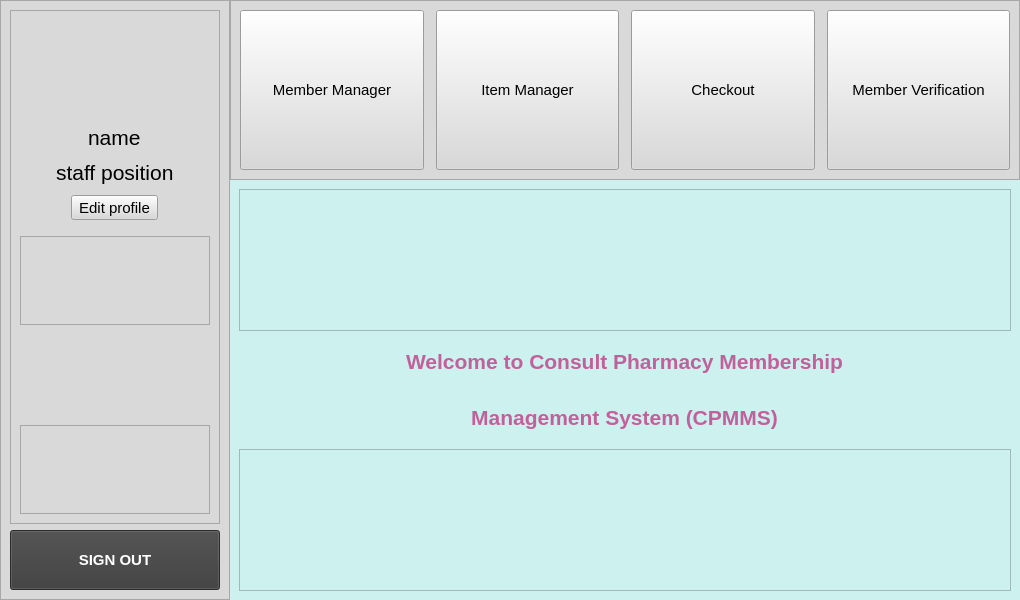
The window that CPMMS_software/ui/memberVerificationScreen.ui (yomatashi/CPMMS) describes before a commit, drawn with Qt 5.
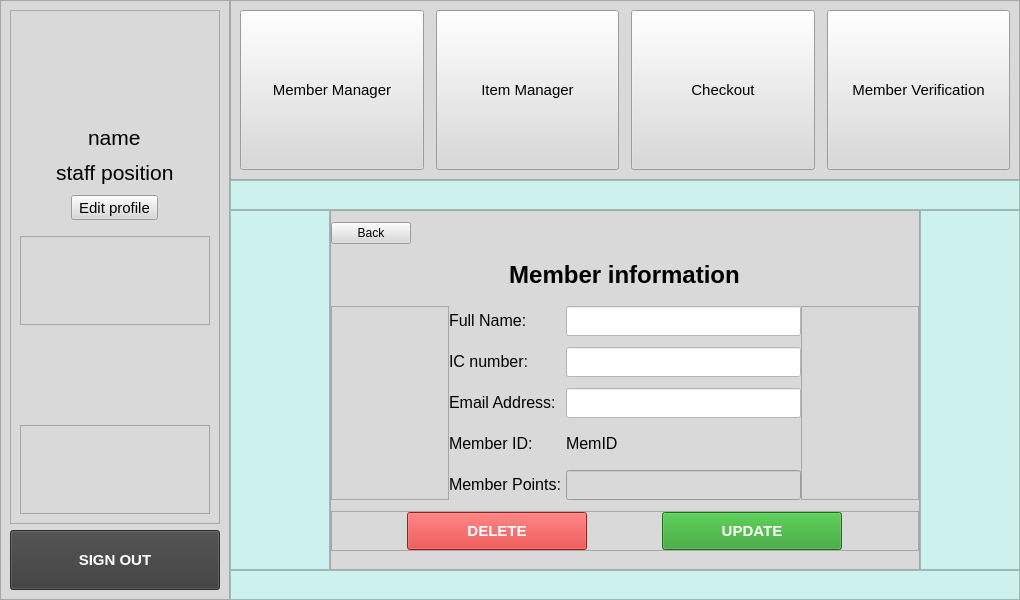
The same window after the commit. The open tabs and pages were chosen to show the change. Icons and pictures are not drawn.

Commit message: register member CRUD

Diff of the .ui file:
```diff
--- a/CPMMS_software/ui/memberVerificationScreen.ui
+++ b/CPMMS_software/ui/memberVerificationScreen.ui
@@ -1392,19 +1392,672 @@
       </layout>
      </widget>
      <widget class="QWidget" name="listMember">
-      <widget class="QLabel" name="label_2">
-       <property name="geometry">
-        <rect>
-         <x>300</x>
-         <y>140</y>
-         <width>181</width>
-         <height>16</height>
-        </rect>
+      <layout class="QGridLayout" name="gridLayout_5">
+       <property name="leftMargin">
+        <number>0</number>
        </property>
-       <property name="text">
-        <string>sini letak list members</string>
+       <property name="topMargin">
+        <number>0</number>
        </property>
-      </widget>
+       <property name="rightMargin">
+        <number>0</number>
+       </property>
+       <property name="bottomMargin">
+        <number>0</number>
+       </property>
+       <item row="0" column="0" colspan="7">
+        <widget class="QFrame" name="frame_20">
+         <property name="frameShape">
+          <enum>QFrame::StyledPanel</enum>
+         </property>
+         <property name="frameShadow">
+          <enum>QFrame::Raised</enum>
+         </property>
+        </widget>
+       </item>
+       <item row="1" column="0" rowspan="2">
+        <widget class="QFrame" name="frame_18">
+         <property name="frameShape">
+          <enum>QFrame::StyledPanel</enum>
+         </property>
+         <property name="frameShadow">
+          <enum>QFrame::Raised</enum>
+         </property>
+        </widget>
+       </item>
+       <item row="1" column="1">
+        <widget class="QLabel" name="label_14">
+         <property name="sizePolicy">
+          <sizepolicy hsizetype="Fixed" vsizetype="Fixed">
+           <horstretch>0</horstretch>
+           <verstretch>0</verstretch>
+          </sizepolicy>
+         </property>
+         <property name="maximumSize">
+          <size>
+           <width>16777215</width>
+           <height>50</height>
+          </size>
+         </property>
+         <property name="sizeIncrement">
+          <size>
+           <width>0</width>
+           <height>0</height>
+          </size>
+         </property>
+         <property name="styleSheet">
+          <string notr="true"/>
+         </property>
+         <property name="text">
+          <string>&lt;html&gt;&lt;head/&gt;&lt;body&gt;&lt;p&gt;&lt;span style=&quot; font-size:18pt; font-weight:600;&quot;&gt;Member list&lt;/span&gt;&lt;/p&gt;&lt;/body&gt;&lt;/html&gt;</string>
+         </property>
+         <property name="textFormat">
+          <enum>Qt::AutoText</enum>
+         </property>
+         <property name="alignment">
+          <set>Qt::AlignCenter</set>
+         </property>
+        </widget>
+       </item>
+       <item row="1" column="2">
+        <widget class="QFrame" name="frame_22">
+         <property name="frameShape">
+          <enum>QFrame::StyledPanel</enum>
+         </property>
+         <property name="frameShadow">
+          <enum>QFrame::Raised</enum>
+         </property>
+        </widget>
+       </item>
+       <item row="1" column="3">
+        <widget class="QLineEdit" name="searchMem">
+         <property name="maximumSize">
+          <size>
+           <width>250</width>
+           <height>16777215</height>
+          </size>
+         </property>
+         <property name="styleSheet">
+          <string notr="true">background-color: rgb(255, 255, 255)</string>
+         </property>
+        </widget>
+       </item>
+       <item row="1" column="4">
+        <widget class="QPushButton" name="btn_searchMem">
+         <property name="maximumSize">
+          <size>
+           <width>90</width>
+           <height>16777215</height>
+          </size>
+         </property>
+         <property name="cursor">
+          <cursorShape>PointingHandCursor</cursorShape>
+         </property>
+         <property name="styleSheet">
+          <string notr="true">background-color: rgba(217,217,217,255)</string>
+         </property>
+         <property name="text">
+          <string>Search</string>
+         </property>
+        </widget>
+       </item>
+       <item row="1" column="5">
+        <widget class="QPushButton" name="btn_refreshMem">
+         <property name="maximumSize">
+          <size>
+           <width>50</width>
+           <height>16777215</height>
+          </size>
+         </property>
+         <property name="cursor">
+          <cursorShape>PointingHandCursor</cursorShape>
+         </property>
+         <property name="styleSheet">
+          <string notr="true">background-color: rgba(217,217,217,255)</string>
+         </property>
+         <property name="text">
+          <string/>
+         </property>
+         <property name="icon">
+          <iconset resource="../resources.qrc">
+           <normaloff>:/icons/rotate-cw.svg</normaloff>:/icons/rotate-cw.svg</iconset>
+         </property>
+        </widget>
+       </item>
+       <item row="1" column="6" rowspan="2">
+        <widget class="QFrame" name="frame_19">
+         <property name="frameShape">
+          <enum>QFrame::StyledPanel</enum>
+         </property>
+         <property name="frameShadow">
+          <enum>QFrame::Raised</enum>
+         </property>
+        </widget>
+       </item>
+       <item row="3" column="0" colspan="7">
+        <widget class="QFrame" name="frame_21">
+         <property name="frameShape">
+          <enum>QFrame::StyledPanel</enum>
+         </property>
+         <property name="frameShadow">
+          <enum>QFrame::Raised</enum>
+         </property>
+        </widget>
+       </item>
+       <item row="2" column="1" colspan="5">
+        <widget class="QTableWidget" name="tbl_memList">
+         <property name="maximumSize">
+          <size>
+           <width>925</width>
+           <height>700</height>
+          </size>
+         </property>
+         <property name="styleSheet">
+          <string notr="true">background-color: rgb(255, 255, 255)</string>
+         </property>
+         <property name="frameShape">
+          <enum>QFrame::StyledPanel</enum>
+         </property>
+         <property name="frameShadow">
+          <enum>QFrame::Sunken</enum>
+         </property>
+         <property name="editTriggers">
+          <set>QAbstractItemView::NoEditTriggers</set>
+         </property>
+         <property name="selectionBehavior">
+          <enum>QAbstractItemView::SelectRows</enum>
+         </property>
+         <column>
+          <property name="text">
+           <string>ID</string>
+          </property>
+         </column>
+         <column>
+          <property name="text">
+           <string>Name</string>
+          </property>
+         </column>
+         <column>
+          <property name="text">
+           <string>IC number</string>
+          </property>
+         </column>
+         <column>
+          <property name="text">
+           <string>Points</string>
+          </property>
+         </column>
+        </widget>
+       </item>
+      </layout>
+     </widget>
+     <widget class="QWidget" name="editMember">
+      <layout class="QGridLayout" name="gridLayout_6">
+       <property name="sizeConstraint">
+        <enum>QLayout::SetDefaultConstraint</enum>
+       </property>
+       <property name="leftMargin">
+        <number>0</number>
+       </property>
+       <property name="topMargin">
+        <number>0</number>
+       </property>
+       <property name="rightMargin">
+        <number>0</number>
+       </property>
+       <property name="bottomMargin">
+        <number>0</number>
+       </property>
+       <property name="spacing">
+        <number>0</number>
+       </property>
+       <item row="1" column="2">
+        <widget class="QFrame" name="frame_25">
+         <property name="maximumSize">
+          <size>
+           <width>100</width>
+           <height>16777215</height>
+          </size>
+         </property>
+         <property name="frameShape">
+          <enum>QFrame::StyledPanel</enum>
+         </property>
+         <property name="frameShadow">
+          <enum>QFrame::Raised</enum>
+         </property>
+        </widget>
+       </item>
+       <item row="1" column="0">
+        <widget class="QFrame" name="frame_24">
+         <property name="minimumSize">
+          <size>
+           <width>0</width>
+           <height>0</height>
+          </size>
+         </property>
+         <property name="maximumSize">
+          <size>
+           <width>100</width>
+           <height>16777215</height>
+          </size>
+         </property>
+         <property name="frameShape">
+          <enum>QFrame::StyledPanel</enum>
+         </property>
+         <property name="frameShadow">
+          <enum>QFrame::Raised</enum>
+         </property>
+        </widget>
+       </item>
+       <item row="2" column="0" colspan="3">
+        <widget class="QFrame" name="frame_27">
+         <property name="maximumSize">
+          <size>
+           <width>16777215</width>
+           <height>30</height>
+          </size>
+         </property>
+         <property name="frameShape">
+          <enum>QFrame::StyledPanel</enum>
+         </property>
+         <property name="frameShadow">
+          <enum>QFrame::Raised</enum>
+         </property>
+        </widget>
+       </item>
+       <item row="1" column="1">
+        <widget class="QFrame" name="frame_23">
+         <property name="maximumSize">
+          <size>
+           <width>925</width>
+           <height>650</height>
+          </size>
+         </property>
+         <property name="styleSheet">
+          <string notr="true">background-color: rgba(217,217,217,255)</string>
+         </property>
+         <property name="frameShape">
+          <enum>QFrame::StyledPanel</enum>
+         </property>
+         <property name="frameShadow">
+          <enum>QFrame::Raised</enum>
+         </property>
+         <property name="lineWidth">
+          <number>1</number>
+         </property>
+         <layout class="QGridLayout" name="gridLayout_7">
+          <property name="leftMargin">
+           <number>0</number>
+          </property>
+          <property name="topMargin">
+           <number>0</number>
+          </property>
+          <property name="rightMargin">
+           <number>0</number>
+          </property>
+          <property name="bottomMargin">
+           <number>0</number>
+          </property>
+          <property name="spacing">
+           <number>0</number>
+          </property>
+          <item row="3" column="4" rowspan="5">
+           <widget class="QFrame" name="frame_30">
+            <property name="frameShape">
+             <enum>QFrame::StyledPanel</enum>
+            </property>
+            <property name="frameShadow">
+             <enum>QFrame::Raised</enum>
+            </property>
+           </widget>
+          </item>
+          <item row="3" column="0" rowspan="5">
+           <widget class="QFrame" name="frame_29">
+            <property name="frameShape">
+             <enum>QFrame::StyledPanel</enum>
+            </property>
+            <property name="frameShadow">
+             <enum>QFrame::Raised</enum>
+            </property>
+           </widget>
+          </item>
+          <item row="8" column="0" colspan="5">
+           <widget class="QFrame" name="frame_28">
+            <property name="maximumSize">
+             <size>
+              <width>16777215</width>
+              <height>40</height>
+             </size>
+            </property>
+            <property name="frameShape">
+             <enum>QFrame::StyledPanel</enum>
+            </property>
+            <property name="frameShadow">
+             <enum>QFrame::Raised</enum>
+            </property>
+            <layout class="QHBoxLayout" name="horizontalLayout_2">
+             <property name="spacing">
+              <number>0</number>
+             </property>
+             <property name="leftMargin">
+              <number>0</number>
+             </property>
+             <property name="topMargin">
+              <number>0</number>
+             </property>
+             <property name="rightMargin">
+              <number>0</number>
+             </property>
+             <property name="bottomMargin">
+              <number>0</number>
+             </property>
+             <item>
+              <widget class="QPushButton" name="btn_deleteMemEdit">
+               <property name="maximumSize">
+                <size>
+                 <width>180</width>
+                 <height>40</height>
+                </size>
+               </property>
+               <property name="font">
+                <font>
+                 <pointsize>11</pointsize>
+                 <weight>75</weight>
+                 <bold>true</bold>
+                </font>
+               </property>
+               <property name="cursor">
+                <cursorShape>PointingHandCursor</cursorShape>
+               </property>
+               <property name="styleSheet">
+                <string notr="true">background-color: rgba(215,41,41,255);
+color: rgb(255, 255, 255);</string>
+               </property>
+               <property name="text">
+                <string>DELETE</string>
+               </property>
+              </widget>
+             </item>
+             <item>
+              <widget class="QPushButton" name="btn_updateMemEdit">
+               <property name="maximumSize">
+                <size>
+                 <width>180</width>
+                 <height>40</height>
+                </size>
+               </property>
+               <property name="font">
+                <font>
+                 <pointsize>11</pointsize>
+                 <weight>75</weight>
+                 <bold>true</bold>
+                </font>
+               </property>
+               <property name="cursor">
+                <cursorShape>PointingHandCursor</cursorShape>
+               </property>
+               <property name="styleSheet">
+                <string notr="true">background-color: rgba(41,156,39,255);
+color: rgb(255, 255, 255);</string>
+               </property>
+               <property name="text">
+                <string>UPDATE</string>
+               </property>
+              </widget>
+             </item>
+            </layout>
+           </widget>
+          </item>
+          <item row="0" column="0" alignment="Qt::AlignLeft">
+           <widget class="QPushButton" name="btn_back">
+            <property name="styleSheet">
+             <string notr="true">background-color: rgba(217,217,217,255)</string>
+            </property>
+            <property name="text">
+             <string>Back</string>
+            </property>
+           </widget>
+          </item>
+          <item row="5" column="2" colspan="2">
+           <widget class="QLineEdit" name="input_email_edit">
+            <property name="minimumSize">
+             <size>
+              <width>0</width>
+              <height>0</height>
+             </size>
+            </property>
+            <property name="maximumSize">
+             <size>
+              <width>16777215</width>
+              <height>30</height>
+             </size>
+            </property>
+            <property name="styleSheet">
+             <string notr="true">background-color: rgb(255, 255, 255)</string>
+            </property>
+            <property name="text">
+             <string/>
+            </property>
+           </widget>
+          </item>
+          <item row="6" column="1">
+           <widget class="QLabel" name="label_2">
+            <property name="maximumSize">
+             <size>
+              <width>16777215</width>
+              <height>30</height>
+             </size>
+            </property>
+            <property name="text">
+             <string>&lt;html&gt;&lt;head/&gt;&lt;body&gt;&lt;p&gt;&lt;span style=&quot; font-size:12pt;&quot;&gt;Member ID:&lt;/span&gt;&lt;/p&gt;&lt;/body&gt;&lt;/html&gt;</string>
+            </property>
+           </widget>
+          </item>
+          <item row="7" column="1">
+           <widget class="QLabel" name="label_18">
+            <property name="maximumSize">
+             <size>
+              <width>16777215</width>
+              <height>30</height>
+             </size>
+            </property>
+            <property name="text">
+             <string>&lt;html&gt;&lt;head/&gt;&lt;body&gt;&lt;p&gt;&lt;span style=&quot; font-size:12pt;&quot;&gt;Member Points:&lt;/span&gt;&lt;/p&gt;&lt;/body&gt;&lt;/html&gt;</string>
+            </property>
+           </widget>
+          </item>
+          <item row="7" column="2" colspan="2">
+           <widget class="QLineEdit" name="input_pts_edit">
+            <property name="minimumSize">
+             <size>
+              <width>0</width>
+              <height>0</height>
+             </size>
+            </property>
+            <property name="maximumSize">
+             <size>
+              <width>16777215</width>
+              <height>30</height>
+             </size>
+            </property>
+            <property name="styleSheet">
+             <string notr="true">background-color: rgba(217,217,217,255)</string>
+            </property>
+            <property name="text">
+             <string/>
+            </property>
+            <property name="readOnly">
+             <bool>true</bool>
+            </property>
+           </widget>
+          </item>
+          <item row="1" column="1" colspan="3" alignment="Qt::AlignHCenter">
+           <widget class="QLabel" name="label_15">
+            <property name="sizePolicy">
+             <sizepolicy hsizetype="Fixed" vsizetype="Fixed">
+              <horstretch>0</horstretch>
+              <verstretch>0</verstretch>
+             </sizepolicy>
+            </property>
+            <property name="maximumSize">
+             <size>
+              <width>16777215</width>
+              <height>40</height>
+             </size>
+            </property>
+            <property name="sizeIncrement">
+             <size>
+              <width>0</width>
+              <height>0</height>
+             </size>
+            </property>
+            <property name="styleSheet">
+             <string notr="true"/>
+            </property>
+            <property name="text">
+             <string>&lt;html&gt;&lt;head/&gt;&lt;body&gt;&lt;p&gt;&lt;span style=&quot; font-size:18pt; font-weight:600;&quot;&gt;Member information&lt;/span&gt;&lt;/p&gt;&lt;/body&gt;&lt;/html&gt;</string>
+            </property>
+            <property name="textFormat">
+             <enum>Qt::AutoText</enum>
+            </property>
+            <property name="alignment">
+             <set>Qt::AlignCenter</set>
+            </property>
+           </widget>
+          </item>
+          <item row="3" column="1">
+           <widget class="QLabel" name="label_6">
+            <property name="maximumSize">
+             <size>
+              <width>130</width>
+              <height>30</height>
+             </size>
+            </property>
+            <property name="text">
+             <string>&lt;html&gt;&lt;head/&gt;&lt;body&gt;&lt;p&gt;&lt;span style=&quot; font-size:12pt;&quot;&gt;Full Name:&lt;/span&gt;&lt;/p&gt;&lt;/body&gt;&lt;/html&gt;</string>
+            </property>
+           </widget>
+          </item>
+          <item row="3" column="2" colspan="2">
+           <widget class="QLineEdit" name="input_fullName_edit">
+            <property name="minimumSize">
+             <size>
+              <width>0</width>
+              <height>0</height>
+             </size>
+            </property>
+            <property name="maximumSize">
+             <size>
+              <width>16777215</width>
+              <height>30</height>
+             </size>
+            </property>
+            <property name="styleSheet">
+             <string notr="true">background-color: rgb(255, 255, 255)</string>
+            </property>
+            <property name="text">
+             <string/>
+            </property>
+           </widget>
+          </item>
+          <item row="4" column="1">
+           <widget class="QLabel" name="label_16">
+            <property name="maximumSize">
+             <size>
+              <width>16777215</width>
+              <height>30</height>
+             </size>
+            </property>
+            <property name="text">
+             <string>&lt;html&gt;&lt;head/&gt;&lt;body&gt;&lt;p&gt;&lt;span style=&quot; font-size:12pt;&quot;&gt;IC number:&lt;/span&gt;&lt;/p&gt;&lt;/body&gt;&lt;/html&gt;</string>
+            </property>
+           </widget>
+          </item>
+          <item row="4" column="2" colspan="2">
+           <widget class="QLineEdit" name="input_IC_edit">
+            <property name="minimumSize">
+             <size>
+              <width>0</width>
+              <height>0</height>
+             </size>
+            </property>
+            <property name="maximumSize">
+             <size>
+              <width>16777215</width>
+              <height>30</height>
+             </size>
+            </property>
+            <property name="styleSheet">
+             <string notr="true">background-color: rgb(255, 255, 255)</string>
+            </property>
+            <property name="text">
+             <string/>
+            </property>
+           </widget>
+          </item>
+          <item row="5" column="1">
+           <widget class="QLabel" name="label_17">
+            <property name="maximumSize">
+             <size>
+              <width>16777215</width>
+              <height>30</height>
+             </size>
+            </property>
+            <property name="text">
+             <string>&lt;html&gt;&lt;head/&gt;&lt;body&gt;&lt;p&gt;&lt;span style=&quot; font-size:12pt;&quot;&gt;Email Address:&lt;/span&gt;&lt;/p&gt;&lt;/body&gt;&lt;/html&gt;</string>
+            </property>
+           </widget>
+          </item>
+          <item row="6" column="2" colspan="2">
+           <widget class="QLabel" name="lbl_memID">
+            <property name="text">
+             <string>&lt;html&gt;&lt;head/&gt;&lt;body&gt;&lt;p&gt;&lt;span style=&quot; font-size:12pt;&quot;&gt;MemID&lt;/span&gt;&lt;/p&gt;&lt;/body&gt;&lt;/html&gt;</string>
+            </property>
+           </widget>
+          </item>
+         </layout>
+        </widget>
+       </item>
+       <item row="0" column="0" colspan="3">
+        <widget class="QFrame" name="frame_26">
+         <property name="sizePolicy">
+          <sizepolicy hsizetype="Preferred" vsizetype="Preferred">
+           <horstretch>0</horstretch>
+           <verstretch>0</verstretch>
+          </sizepolicy>
+         </property>
+         <property name="maximumSize">
+          <size>
+           <width>16777215</width>
+           <height>30</height>
+          </size>
+         </property>
+         <property name="frameShape">
+          <enum>QFrame::StyledPanel</enum>
+         </property>
+         <property name="frameShadow">
+          <enum>QFrame::Raised</enum>
+         </property>
+         <layout class="QHBoxLayout" name="horizontalLayout_3">
+          <property name="spacing">
+           <number>0</number>
+          </property>
+          <property name="leftMargin">
+           <number>0</number>
+          </property>
+          <property name="topMargin">
+           <number>0</number>
+          </property>
+          <property name="rightMargin">
+           <number>0</number>
+          </property>
+          <property name="bottomMargin">
+           <number>0</number>
+          </property>
+         </layout>
+        </widget>
+       </item>
+      </layout>
      </widget>
     </widget>
    </item>
```
Left out of the diff: 716 changed lines with no effect on the pictures. The commit also changes 11 other files.
